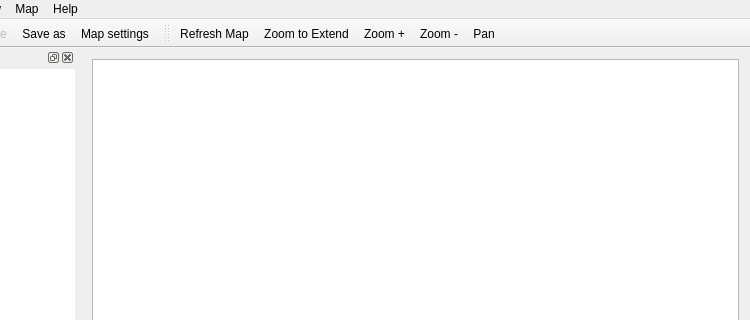
Before: the Qt Designer form mainwindow.ui in QMapfileEditor/QMapfileEditor, drawn with Qt 5; both pictures show x 125 to 875 and y 0 to 320 of the 875 by 651 pixel window.
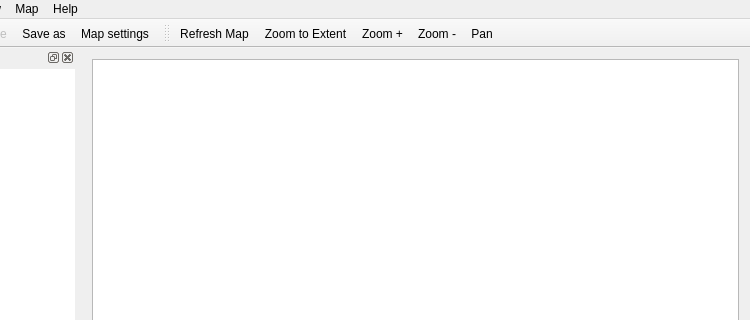
After: the same form once the commit is applied. Icons and pictures are not drawn.

Commit message: Main Window: Fixing typo

```diff
--- a/mainwindow.ui
+++ b/mainwindow.ui
@@ -473,7 +473,7 @@
      <normaloff>:/ui/images/icons/zoom-original.png</normaloff>:/ui/images/icons/zoom-original.png</iconset>
    </property>
    <property name="text">
-    <string>Zoom to Extend</string>
+    <string>Zoom to Extent</string>
    </property>
   </action>
   <action name="actionZoom">
```
